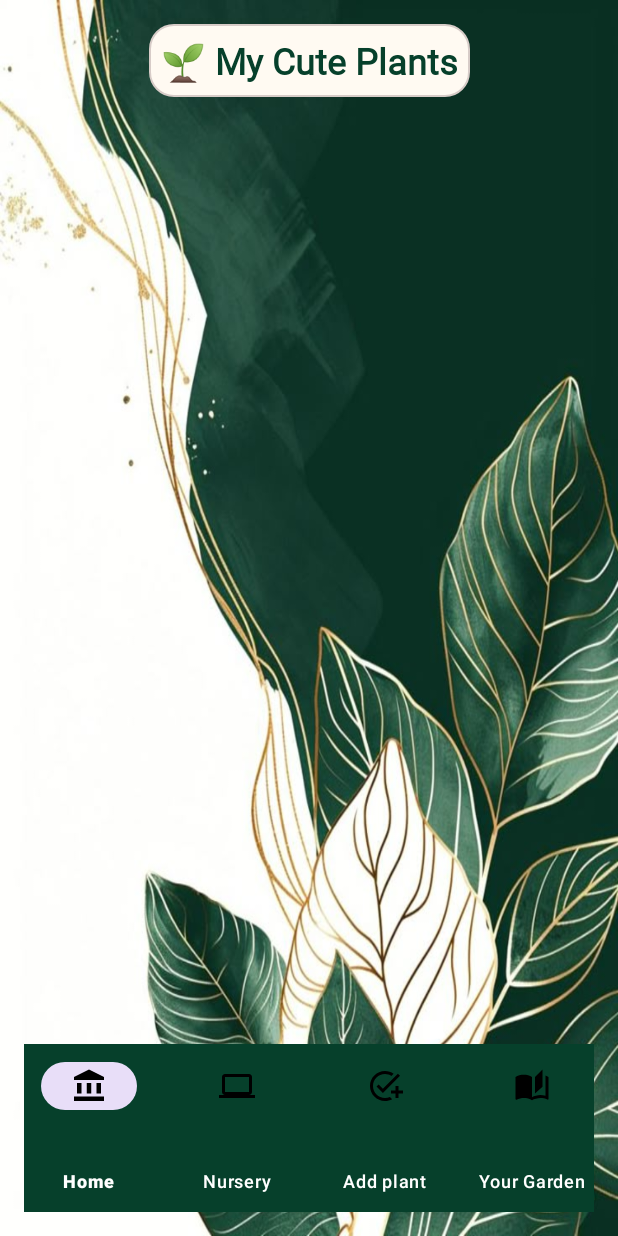
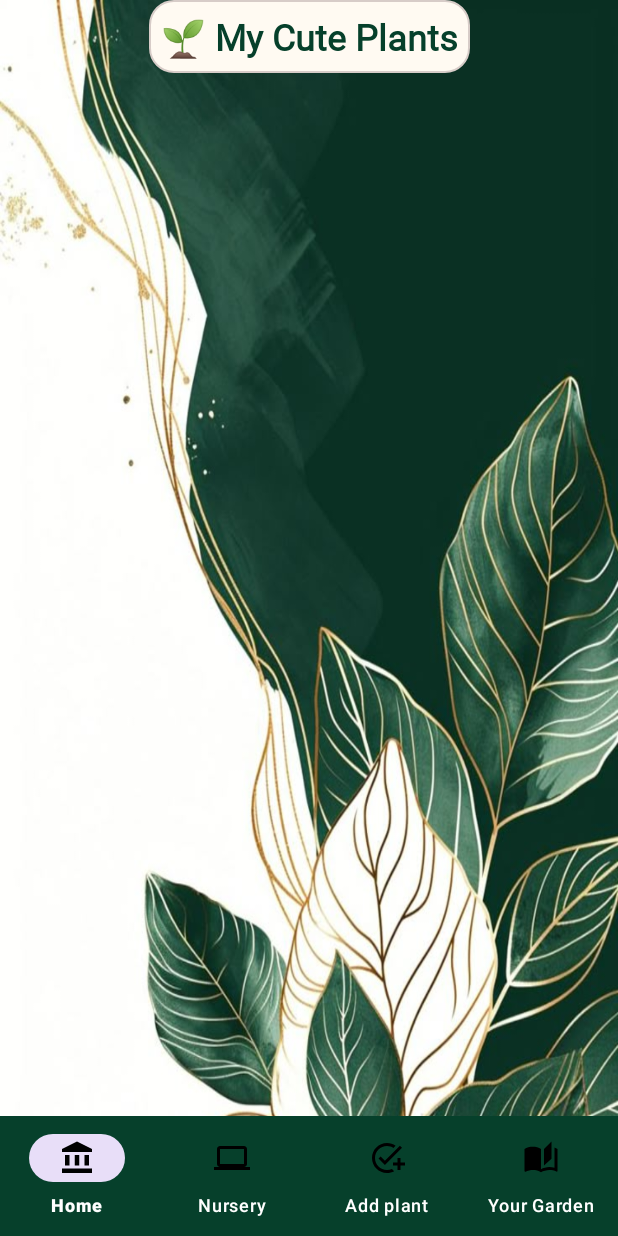
Before and after one commit to tush-gt/Plantwise, an Android app: the MyPlantsActivity screen opened directly, with no data from a screen before it, on a phone screen of 412 x 824 dp. Run offline under Robolectric (Android 15) with nearby library versions, the phone set to English and light mode, and no system bars; our stand-ins replace Firebase (no records; nobody signed in at launch, a user with empty details on screens opened directly); Roboto replaces fonts that are not available here.

Commit message:
bottom nav

```diff
--- a/app/src/main/res/layout/activity_add_plant.xml
+++ b/app/src/main/res/layout/activity_add_plant.xml
@@ -5,7 +5,6 @@
     xmlns:tools="http://schemas.android.com/tools"
     android:layout_width="match_parent"
     android:layout_height="match_parent"
-    android:padding="24dp"
     android:background="@drawable/user"
     tools:context=".MyPlantsActivity">
 
@@ -13,12 +12,12 @@
         android:id="@+id/plantNameLayout"
         android:layout_width="0dp"
         android:layout_height="wrap_content"
+        android:layout_marginTop="90dp"
         android:hint="Plant Name"
-        android:layout_marginTop="90dp"
         android:textColor="@color/black"
-        app:layout_constraintTop_toTopOf="parent"
+        app:layout_constraintEnd_toEndOf="parent"
         app:layout_constraintStart_toStartOf="parent"
-        app:layout_constraintEnd_toEndOf="parent">
+        app:layout_constraintTop_toTopOf="parent">
 
         <com.google.android.material.textfield.TextInputEditText
             android:id="@+id/plantNameInput"
@@ -90,14 +89,15 @@
         android:layout_width="0dp"
         android:layout_height="wrap_content"
         android:background="@color/dark_green"
+        app:layout_constraintStart_toStartOf="parent"
+        app:layout_constraintEnd_toEndOf="parent"
+        app:layout_constraintBottom_toBottomOf="parent"
         app:itemIconTint="@color/black"
         app:itemTextColor="@color/white"
         app:labelVisibilityMode="labeled"
-        app:layout_constraintBottom_toBottomOf="parent"
-        app:layout_constraintEnd_toEndOf="parent"
-        app:layout_constraintStart_toStartOf="parent"
         app:menu="@menu/bottom_nav_menu" />
 
 
 
+
 </androidx.constraintlayout.widget.ConstraintLayout>
--- a/app/src/main/res/layout/activity_user_plants.xml
+++ b/app/src/main/res/layout/activity_user_plants.xml
@@ -6,7 +6,7 @@
     android:layout_width="match_parent"
     android:layout_height="match_parent"
     android:background="@drawable/ek_bg"
-    android:padding="16dp">
+    tools:context=".MyPlantsActivity">
 
     <TextView
         android:id="@+id/myPlantsTitle"
@@ -25,25 +25,26 @@
 
     <androidx.recyclerview.widget.RecyclerView
         android:id="@+id/plantsRecyclerView"
-        android:layout_width="386dp"
-        android:layout_height="528dp"
+        android:layout_width="0dp"
+        android:layout_height="0dp"
         android:clipToPadding="false"
         android:paddingTop="8dp"
-        app:layout_constraintBottom_toTopOf="@id/bottomNav"
-        app:layout_constraintEnd_toEndOf="parent"
-        app:layout_constraintStart_toStartOf="parent"
-        app:layout_constraintTop_toBottomOf="@id/myPlantsTitle" />
+        android:paddingBottom="100dp"
+    app:layout_constraintTop_toBottomOf="@id/myPlantsTitle"
+    app:layout_constraintBottom_toTopOf="@id/bottomNav"
+    app:layout_constraintStart_toStartOf="parent"
+    app:layout_constraintEnd_toEndOf="parent" />
 
     <com.google.android.material.bottomnavigation.BottomNavigationView
         android:id="@+id/bottomNav"
-        android:layout_width="394dp"
-        android:layout_height="112dp"
+        android:layout_width="0dp"
+        android:layout_height="wrap_content"
         android:background="@color/dark_green"
         app:itemIconTint="@color/black"
         app:itemTextColor="@color/white"
         app:labelVisibilityMode="labeled"
+        app:menu="@menu/bottom_nav_menu"
         app:layout_constraintBottom_toBottomOf="parent"
-        app:layout_constraintEnd_toEndOf="parent"
         app:layout_constraintStart_toStartOf="parent"
-        app:menu="@menu/bottom_nav_menu" />
+        app:layout_constraintEnd_toEndOf="parent" />
 </androidx.constraintlayout.widget.ConstraintLayout>
```
